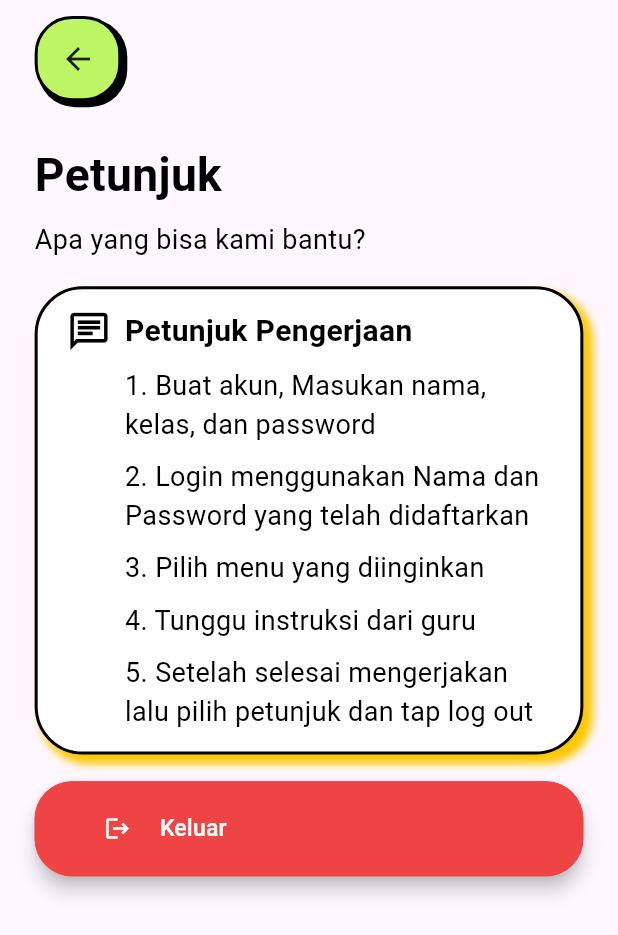
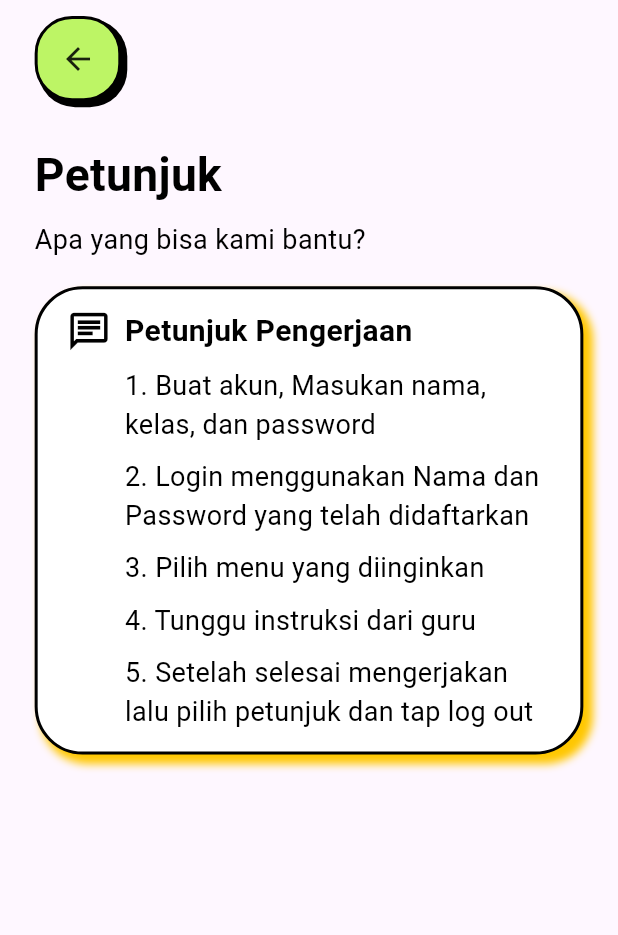
Before and after one commit to Ptrizy/Educode, a Flutter app: the IntructionStudentScreen screen opened directly, on a phone screen of 412 x 824 dp. Shown: the top 935 px of the screen. Run offline on Flutter 3.47's test engine with Material 3 defaults, Android fonts, the phone set to English and light mode, and no system bars; our stand-ins replace dio, file_picker, flutter_dotenv, flutter_screenutil, get, logger and 3 more; missing offline and left inert: fl_downloader, flutter_cached_pdfview, pdfx; accounts and stored records are empty; Roboto replaces fonts that are missing (Ubuntu).

```diff
--- a/lib/ui/intruction_student.dart/widgets/intruction_student_content.dart
+++ b/lib/ui/intruction_student.dart/widgets/intruction_student_content.dart
@@ -227,7 +227,7 @@ class IntructionStudentContent extends StatelessWidget {
       SizedBox(
         height: 20.h,
       ),
-      _logoutButton(context),
+      // _logoutButton(context),
     ]);
   }
 
@@ -297,43 +297,43 @@ class IntructionStudentContent extends StatelessWidget {
     );
   }
 
-  Column _logoutButton(BuildContext context) {
-    return Column(
-      children: [
-        CustomButton(
-          widget: Row(
-            mainAxisAlignment: MainAxisAlignment.start,
-            children: [
-              Padding(
-                padding: EdgeInsets.only(
-                    left: 24.w, right: 24.w, top: 12.h, bottom: 12.h),
-              ),
-              const Icon(
-                Icons.logout,
-                color: Colors.white,
-              ),
-              SizedBox(
-                width: 20.w,
-              ),
-              Text("Keluar",
-                  style: AppFontStyle.mediumLargeText
-                      .copyWith(color: Colors.white)),
-            ],
-          ),
-          onPressed: () {
-            _showPopUp(context);
-          },
-          height: 80.h,
-          width: double.maxFinite,
-          backgroundColor: const Color(0XFFEF4444),
-          borderRadius: 25,
-        ),
-        SizedBox(
-          height: 10.h,
-        ),
-      ],
-    );
-  }
+  // Column _logoutButton(BuildContext context) {
+  //   return Column(
+  //     children: [
+  //       CustomButton(
+  //         widget: Row(
+  //           mainAxisAlignment: MainAxisAlignment.start,
+  //           children: [
+  //             Padding(
+  //               padding: EdgeInsets.only(
+  //                   left: 24.w, right: 24.w, top: 12.h, bottom: 12.h),
+  //             ),
+  //             const Icon(
+  //               Icons.logout,
+  //               color: Colors.white,
+  //             ),
+  //             SizedBox(
+  //               width: 20.w,
+  //             ),
+  //             Text("Keluar",
+  //                 style: AppFontStyle.mediumLargeText
+  //                     .copyWith(color: Colors.white)),
+  //           ],
+  //         ),
+  //         onPressed: () {
+  //           _showPopUp(context);
+  //         },
+  //         height: 80.h,
+  //         width: double.maxFinite,
+  //         backgroundColor: const Color(0XFFEF4444),
+  //         borderRadius: 25,
+  //       ),
+  //       SizedBox(
+  //         height: 10.h,
+  //       ),
+  //     ],
+  //   );
+  // }
 
   void _showPopUp(BuildContext context) {
     showDialog(
--- a/lib/ui/result_quiz/widgets/result_content.dart
+++ b/lib/ui/result_quiz/widgets/result_content.dart
@@ -4,9 +4,9 @@ import 'package:get/get.dart';
 import 'package:quiz/common/theme/app_font_style.dart';
 import 'package:quiz/common/widgets/custom_button.dart';
 import 'package:quiz/data/local/shared_preference/quiz_preference.dart';
-import 'package:quiz/ui/home_student/home_student_screen.dart';
 import 'package:quiz/controller/quiz_controller.dart';
 import 'package:quiz/data/model/quiz_response.dart';
+import 'package:quiz/ui/quiz/quiz_screen.dart';
 import 'package:quiz/ui/quiz/widgets/quiz_content.dart';
 
 class ResultContent extends StatefulWidget {
@@ -103,12 +103,12 @@ class _ResultContentState extends State<ResultContent> {
                   mainAxisAlignment: MainAxisAlignment.start,
                   children: [
                     CustomButton(
-                      widget: Text("Home", style: AppFontStyle.mediumLargeText),
+                      widget: Text("Quiz", style: AppFontStyle.mediumLargeText),
                       onPressed: () {
                         Navigator.pushReplacement(
                           context,
                           MaterialPageRoute(
-                              builder: (_) => const HomeStudentScreen()),
+                              builder: (_) => const QuizScreen()),
                         );
                       },
                       height: 70.h,
```
Also changed, not shown: lib/ui/auth/login_student/widgets/login_student_content.dart (+10 -3 lines), lib/ui/auth/login_teacher/widgets/login_teacher_content.dart (+10 -3 lines), lib/ui/auth/register_student/widgets/register_student_content.dart (+8 -1 lines), lib/ui/auth/register_teacher/widgets/register_teacher_content.dart (+8 -1 lines), assets/images/loginMenu.png (added).
